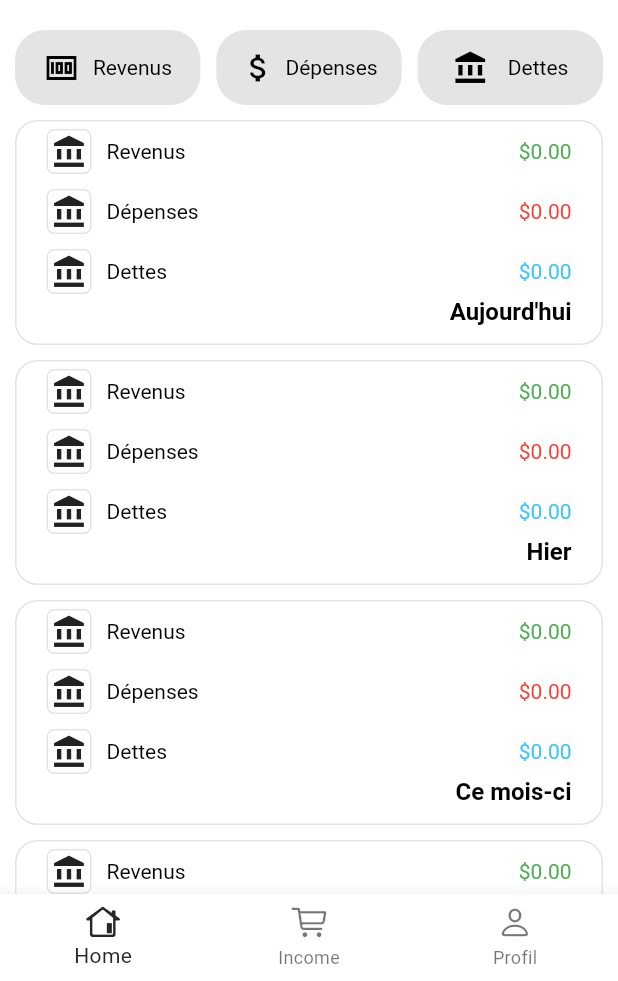
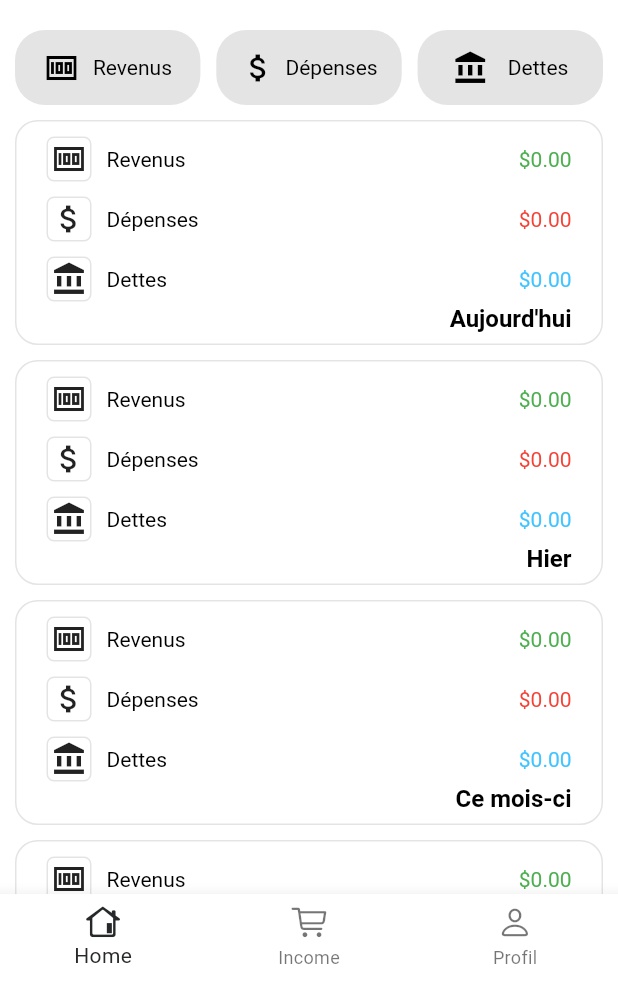
Before and after one commit to justinakonkwa/balar, a Flutter app: the screen it shows once a user with an empty profile is signed in, on a phone screen of 412 x 824 dp, the part 255-1236 px from its top. Run offline on Flutter 3.47's test engine with Material 3 defaults, Android fonts, the light colour scheme and no system bars; our stand-ins replace cloud_firestore, connectivity_plus, country_code_picker, firebase_auth, firebase_core, firebase_messaging and 7 more; missing offline and left inert: dart:ffi; accounts and stored records are empty; Roboto replaces fonts that are missing (Montserrat).

Commit message:
add icons revenu and depenses sur homepage

```diff
--- a/lib/pages/home_page.dart
+++ b/lib/pages/home_page.dart
@@ -64,7 +64,7 @@ class _HomePageState extends State<HomePage> {
 
   @override
   Widget build(BuildContext context) {
-     return StreamBuilder<String?>(
+    return StreamBuilder<String?>(
       stream: AllFunctions()
           .getUserIdStream(), // Remplacez par votre méthode qui retourne un Stream<String?>
       builder: (context, snapshot) {
@@ -294,8 +294,7 @@ class _HomePageState extends State<HomePage> {
           padding: const EdgeInsets.only(
             left: 20,
             right: 20,
-            bottom: 5.0,
-            top: 5.0,
+            top: 10.0,
           ),
           decoration: BoxDecoration(
             border: Border.all(color: Theme.of(context).highlightColor),
@@ -309,15 +308,27 @@ class _HomePageState extends State<HomePage> {
                   'Revenus',
                   '\$${totalRevenue.toStringAsFixed(2)}',
                   Colors.green,
+                  Icon(
+                    Icons.money_sharp,
+                  ),
                   context),
               sizedbox,
-              _buildTransactionDetail('Dépenses',
-                  '\$${totalExpenses.toStringAsFixed(2)}', Colors.red, context),
+              _buildTransactionDetail(
+                  'Dépenses',
+                  '\$${totalExpenses.toStringAsFixed(2)}',
+                  Colors.red,
+                  Icon(
+                    Icons.attach_money,
+                  ),
+                  context),
               sizedbox,
               _buildTransactionDetail(
                   'Dettes',
                   '\$${totalDebts.toStringAsFixed(2)}',
                   Colors.lightBlueAccent,
+                  Icon(
+                    Icons.account_balance,
+                  ),
                   context),
               Row(
                 crossAxisAlignment: CrossAxisAlignment.end,
@@ -379,8 +390,8 @@ class _HomePageState extends State<HomePage> {
     });
   }
 
-  Widget _buildTransactionDetail(
-      String title, String amount, Color color, BuildContext context) {
+  Widget _buildTransactionDetail(String title, String amount, Color color,
+      Icon icon, BuildContext context) {
     return Row(
       mainAxisAlignment: MainAxisAlignment.spaceBetween,
       children: [
@@ -393,9 +404,7 @@ class _HomePageState extends State<HomePage> {
                 border: Border.all(color: Theme.of(context).highlightColor),
                 borderRadius: BorderRadius.circular(5),
               ),
-              child: Icon(
-                Icons.account_balance,
-              ),
+              child: icon,
             ),
             sizedbox2,
             AppText(
```
